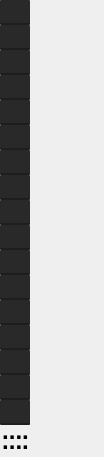
Old version of the form toolkit_ui.ui in the repository srevinsaju/guiscrcpy.
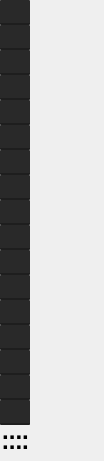
New version of the form. Icons and pictures are not drawn.

```diff
--- a/toolkit_ui.ui
+++ b/toolkit_ui.ui
@@ -7,7 +7,7 @@
     <x>0</x>
     <y>0</y>
     <width>104</width>
-    <height>457</height>
+    <height>461</height>
    </rect>
   </property>
   <property name="sizePolicy">
```
Left out of the diff: 19 changed lines with no effect on the pictures.
